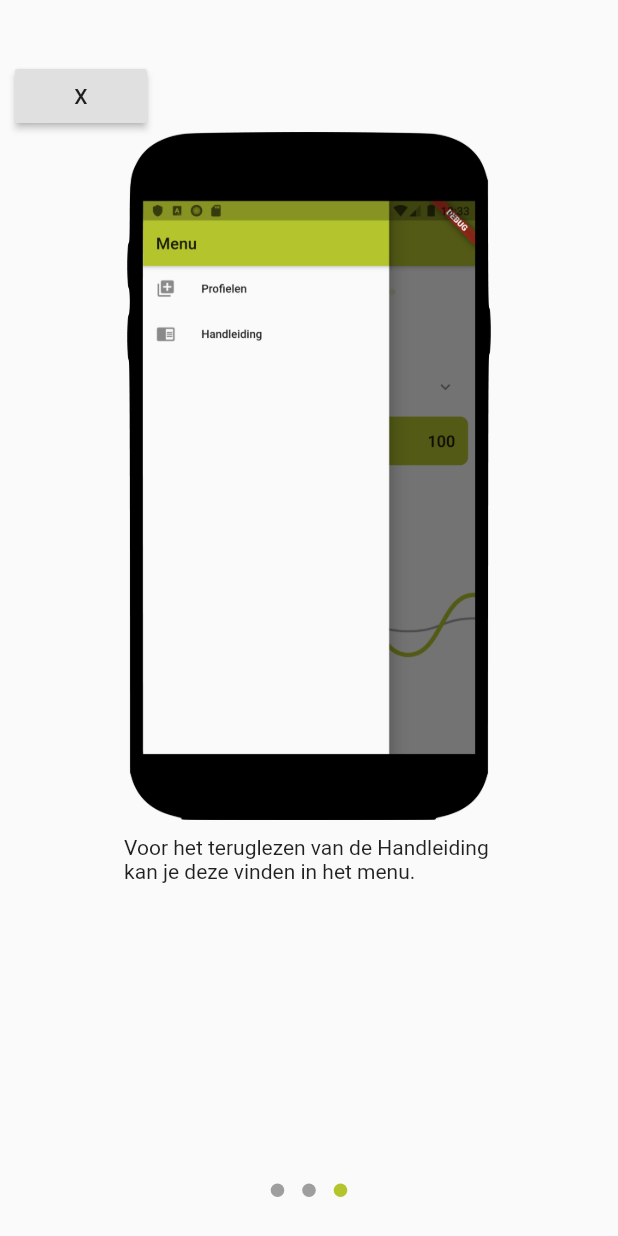
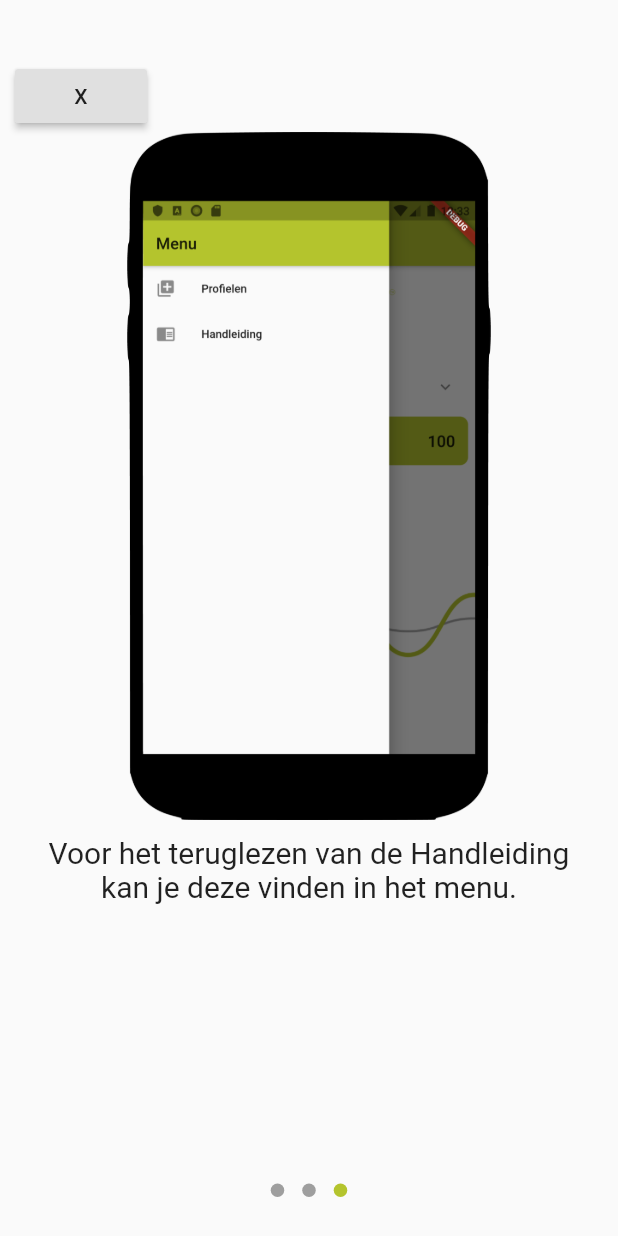
Before and after one commit to Luquatic/IPMEDTH, a Flutter app: the TutorialPage screen opened by its route, swiped to page 3, on a phone screen of 412 x 824 dp. Run offline on Flutter 3.47's test engine with Material 2 defaults, Android fonts, the phone set to English and light mode, and no system bars; drawn by our look-alikes of dots_indicator; missing offline and left inert: flutter_fluid_slider; accounts and stored records are empty.

Commit message:
tutorial styling

```diff
--- a/lib/pages/tutorial.dart
+++ b/lib/pages/tutorial.dart
@@ -84,7 +84,9 @@ class _TutorialPageState extends State<TutorialPage> {
                     Container(
                       alignment: Alignment.bottomCenter,
                       padding: EdgeInsets.only(top: 10),
-                      child: Text("Voor het teruglezen van de Handleiding \nkan je deze vinden in het menu."),
+                      child: Text("Voor het teruglezen van de Handleiding \nkan je deze vinden in het menu.",
+                        textAlign: TextAlign.center,
+                        style: TextStyle(fontSize: 20),),
 
                     )
                   ],
```
